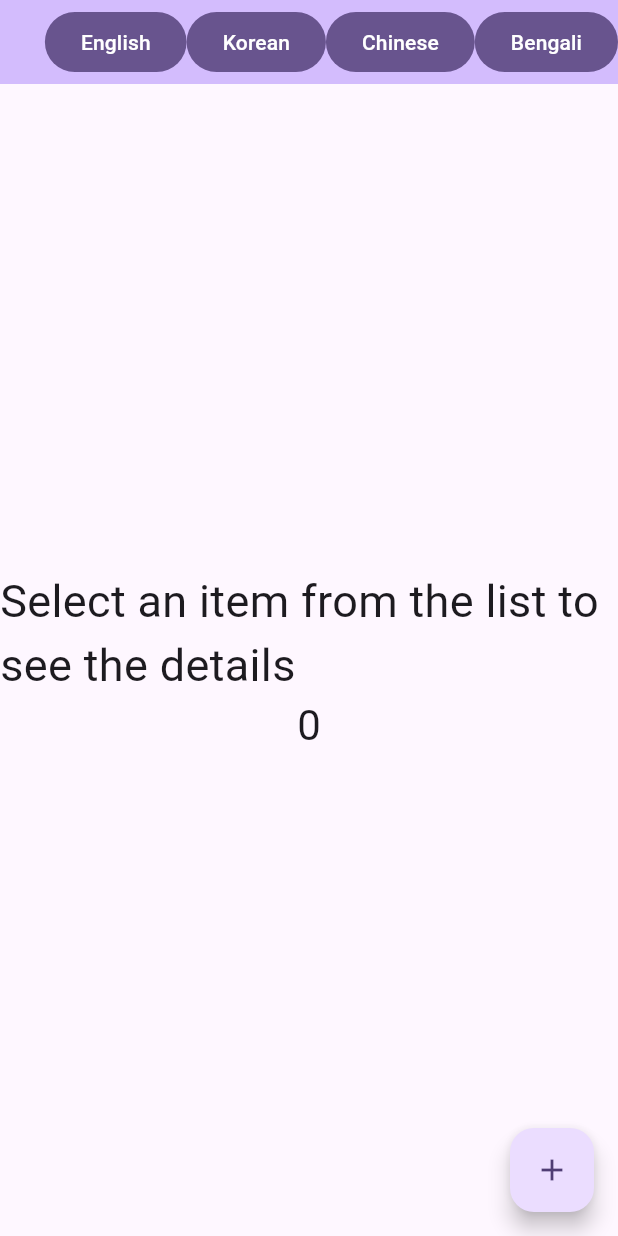
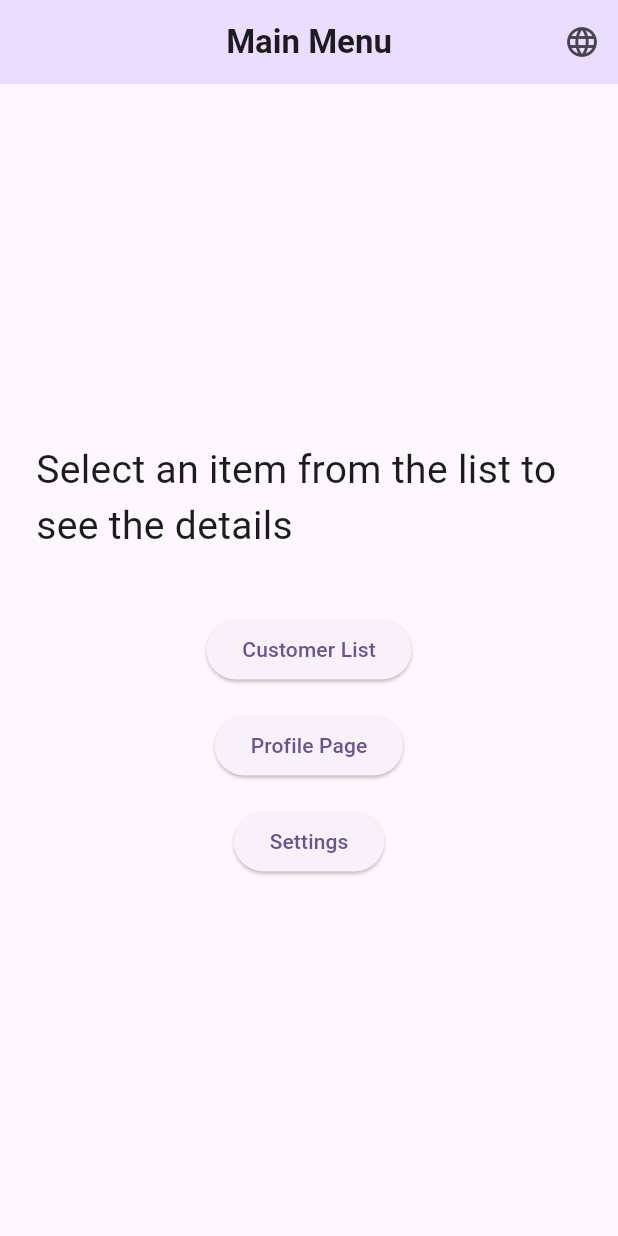
Before and after one commit to JessySeo9955/flutter_CST2335, a Flutter app: the screen it shows after launch, on a phone screen of 412 x 824 dp. Run offline on Flutter 3.47's test engine with Material 3 defaults, Android fonts, the phone set to English and light mode, and no system bars; our stand-ins replace floor, sqflite; missing offline and left inert: encrypted_shared_preferences; accounts and stored records are empty; generated files the repository leaves out were written again.

Commit message:
update main page and add customer list

```diff
--- /dev/null
+++ b/lib/customer/data/customer_dao.dart
@@ -0,0 +1,20 @@
+import 'package:floor/floor.dart';
+
+import 'customer_model.dart';
+
+
+@dao
+abstract class CustomerDao {
+
+  @Query('Select * From Customer')
+  Future<List<Customer>> getAllCustomers();
+
+  @insert
+  Future<int> insertCustomer(Customer customer);
+
+  @update
+  Future<int> updateCustomer(Customer customer);
+
+  @delete
+  Future<int> deleteCustomer(Customer customer);
+}
--- /dev/null
+++ b/lib/customer/data/customer_database.dart
@@ -0,0 +1,13 @@
+import 'dart:async';
+import 'package:floor/floor.dart';
+import 'package:sqflite/sqflite.dart' as sqflite;
+
+import 'customer_dao.dart';
+import 'customer_model.dart';
+
+part 'customer_database.g.dart';
+
+@Database(version: 1, entities: [Customer])
+abstract class CustomerDatabase extends FloorDatabase {
+  CustomerDao get customerDao;
+}
--- /dev/null
+++ b/lib/customer/data/customer_model.dart
@@ -0,0 +1,23 @@
+import 'package:floor/floor.dart';
+
+@entity
+class Customer {
+
+  @primaryKey
+  final int? id;
+
+  final String firstName;
+  final String lastName;
+  final String address;
+  final String birthdate;
+  final String licenseNo;
+
+  Customer({
+    this.id,
+    required this.firstName,
+    required this.lastName,
+    required this.address,
+    required this.birthdate,
+    required this.licenseNo
+  });
+}
--- /dev/null
+++ b/lib/customer/page/customer_form_page.dart
@@ -0,0 +1,22 @@
+import 'package:flutter/cupertino.dart';
+import 'package:flutter/material.dart';
+
+import '../data/customer_model.dart';
+
+class CustomerFormPage extends StatefulWidget {
+  final Customer? customer;
+  final VoidCallback? onSave;
+
+  CustomerFormPage({this.customer, this.onSave});
+
+  @override
+  _CustomerFormPageState createState() => _CustomerFormPageState();
+}
+
+class _CustomerFormPageState extends State<CustomerFormPage> {
+  @override
+  Widget build(BuildContext context) {
+    return Center(child: Text('Form Page'));
+  }
+
+}
--- a/lib/main.dart
+++ b/lib/main.dart
@@ -1,6 +1,8 @@
 import 'package:flutter/material.dart';
 import 'AppLocalizations.dart';
 import 'package:flutter_localizations/flutter_localizations.dart';
+
+import 'customer/page/customer_list_page.dart';
 
 void main() {
   runApp(const MyApp());
@@ -9,166 +11,128 @@ void main() {
 class MyApp extends StatefulWidget {
   const MyApp({super.key});
 
-  static void setLocale(BuildContext context, Locale newLocale) async {
-
-    //this retrieves the state
-    MyAppState? state = context.findAncestorStateOfType<MyAppState>();
+  static void setLocale(BuildContext context, Locale newLocale) {
+    final state = context.findAncestorStateOfType<MyAppState>();
     state?.changeLanguage(newLocale);
   }
 
   @override
-  MyAppState createState() {
-    return MyAppState();
-  }
+  MyAppState createState() => MyAppState();
 }
 
 class MyAppState extends State<MyApp> {
-  //app starts off with this language:
-  var _locale = Locale("en", "ca");//english from canada
+  Locale _locale = const Locale("en", "CA");
 
-  void changeLanguage(Locale locale){
-    setState(() {
-      _locale = locale;  //this updates your language to the new one
-    });
+  void changeLanguage(Locale locale) {
+    setState(() => _locale = locale);
   }
 
-
-  // This widget is the root of your application.
   @override
   Widget build(BuildContext context) {
     return MaterialApp(
-      supportedLocales: [   //list all the languages your app supports:
+      debugShowCheckedModeBanner: false,
+      supportedLocales: const [
         Locale("en", "CA"),
         Locale("bn"),
         Locale("zh"),
         Locale("ko"),
       ],
-      localizationsDelegates: const [   //copy and paste this, don't change it
+      localizationsDelegates: const [
         AppLocalizations.delegate,
         GlobalMaterialLocalizations.delegate,
         GlobalWidgetsLocalizations.delegate,
       ],
-      locale: _locale, //starting language
+      locale: _locale,
       title: 'Flutter Demo',
       theme: ThemeData(
-        // This is the theme of your application.
-        //
-        // TRY THIS: Try running your application with "flutter run". You'll see
-        // the application has a purple toolbar. Then, without quitting the app,
-        // try changing the seedColor in the colorScheme below to Colors.green
-        // and then invoke "hot reload" (save your changes or press the "hot
-        // reload" button in a Flutter-supported IDE, or press "r" if you used
-        // the command line to start the app).
-        //
-        // Notice that the counter didn't reset back to zero; the application
-        // state is not lost during the reload. To reset the state, use hot
-        // restart instead.
-        //
-        // This works for code too, not just values: Most code changes can be
-        // tested with just a hot reload.
         colorScheme: ColorScheme.fromSeed(seedColor: Colors.deepPurple),
       ),
-      home: const MyHomePage(title: 'Flutter Demo Home Page'),
+      initialRoute: '/',
+      routes: {
+        '/': (context) => const MyHomePage(),
+        '/customer': (context) => CustomerListPage(),
+        '/car': (context) => DummyPage(title: "Car Page"),
+        '/boat': (context) => DummyPage(title: "Boat Page"),
+      },
     );
   }
 }
 
-class MyHomePage extends StatefulWidget {
-  const MyHomePage({super.key, required this.title});
-
-  // This widget is the home page of your application. It is stateful, meaning
-  // that it has a State object (defined below) that contains fields that affect
-  // how it looks.
-
-  // This class is the configuration for the state. It holds the values (in this
-  // case the title) provided by the parent (in this case the App widget) and
-  // used by the build method of the State. Fields in a Widget subclass are
-  // always marked "final".
-
-  final String title;
-
-  @override
-  State<MyHomePage> createState() => _MyHomePageState();
-}
-
-class _MyHomePageState extends State<MyHomePage> {
-
-  //app starts off with this language:
-  var _locale = Locale("en", "ca");//english from canada
-
-  int _counter = 0;
-
-  void _incrementCounter() {
-    setState(() {
-      // This call to setState tells the Flutter framework that something has
-      // changed in this State, which causes it to rerun the build method below
-      // so that the display can reflect the updated values. If we changed
-      // _counter without calling setState(), then the build method would not be
-      // called again, and so nothing would appear to happen.
-      _counter++;
-    });
-  }
+class MyHomePage extends StatelessWidget {
+  const MyHomePage({super.key});
 
   @override
   Widget build(BuildContext context) {
-    // This method is rerun every time setState is called, for instance as done
-    // by the _incrementCounter method above.
-    //
-    // The Flutter framework has been optimized to make rerunning build methods
-    // fast, so that you can just rebuild anything that needs updating rather
-    // than having to individually change instances of widgets.
     return Scaffold(
       appBar: AppBar(
+        title: Text("Main Menu", style: TextStyle(fontWeight: FontWeight.w600)),
+        centerTitle: true,
+        backgroundColor: Theme.of(context).colorScheme.primaryContainer,
         actions: [
-          FilledButton(onPressed: (){MyApp.setLocale(context, Locale("en", "CA")); },
-              child: Text("English")),
-          FilledButton(onPressed: (){MyApp.setLocale(context, Locale("ko")); },
-              child: Text("Korean")),
-          FilledButton(onPressed: (){MyApp.setLocale(context, Locale("zh")); },
-              child: Text("Chinese")),
-          FilledButton(onPressed: (){MyApp.setLocale(context, Locale("bn")); },
-              child: Text("Bengali")),
+          PopupMenuButton<String>(
+            icon: const Icon(Icons.language),
+            onSelected: (value) {
+              if (value == "en")
+                MyApp.setLocale(context, const Locale("en", "CA"));
+              if (value == "ko") MyApp.setLocale(context, const Locale("ko"));
+              if (value == "zh") MyApp.setLocale(context, const Locale("zh"));
+              if (value == "bn") MyApp.setLocale(context, const Locale("bn"));
+            },
+            itemBuilder: (context) => [
+              const PopupMenuItem(value: "en", child: Text("English")),
+              const PopupMenuItem(value: "ko", child: Text("한국어")),
+              const PopupMenuItem(value: "zh", child: Text("中文")),
+              const PopupMenuItem(value: "bn", child: Text("বাংলা")),
+            ],
+          ),
         ],
-        // TRY THIS: Try changing the color here to a specific color (to
-        // Colors.amber, perhaps?) and trigger a hot reload to see the AppBar
-        // change color while the other colors stay the same.
-        backgroundColor: Theme.of(context).colorScheme.inversePrimary,
-        // Here we take the value from the MyHomePage object that was created by
-        // the App.build method, and use it to set our appbar title.
-        title: Text(widget.title),
       ),
+
       body: Center(
-        // Center is a layout widget. It takes a single child and positions it
-        // in the middle of the parent.
-        child: Column(
-          // Column is also a layout widget. It takes a list of children and
-          // arranges them vertically. By default, it sizes itself to fit its
-          // children horizontally, and tries to be as tall as its parent.
-          //
-          // Column has various properties to control how it sizes itself and
-          // how it positions its children. Here we use mainAxisAlignment to
-          // center the children vertically; the main axis here is the vertical
-          // axis because Columns are vertical (the cross axis would be
-          // horizontal).
-          //
-          // TRY THIS: Invoke "debug painting" (choose the "Toggle Debug Paint"
-          // action in the IDE, or press "p" in the console), to see the
-          // wireframe for each widget.
-          mainAxisAlignment: MainAxisAlignment.center,
-          children: <Widget>[
-            Text(AppLocalizations.of(context)!.translate('TextSelect')!,style: TextStyle(fontSize: 30.0)),
-            Text(
-              '$_counter',
-              style: Theme.of(context).textTheme.headlineMedium,
-            ),
-          ],
+        child: Padding(
+          padding: const EdgeInsets.all(24.0),
+          child: Column(
+            mainAxisAlignment: MainAxisAlignment.center,
+            children: [
+              Text(
+                AppLocalizations.of(context)!.translate("TextSelect")!,
+                style: const TextStyle(fontSize: 26),
+              ),
+
+              const SizedBox(height: 40),
+
+              _menuButton(context, "Customer List", "/customer"),
+              const SizedBox(height: 16),
+
+              _menuButton(context, "Profile Page", "/profile"),
+              const SizedBox(height: 16),
+
+              _menuButton(context, "Settings", "/settings"),
+            ],
+          ),
         ),
       ),
-      floatingActionButton: FloatingActionButton(
-        onPressed: _incrementCounter,
-        tooltip: 'Increment',
-        child: const Icon(Icons.add),
-      ), // This trailing comma makes auto-formatting nicer for build methods.
+    );
+  }
+
+  Widget _menuButton(BuildContext context, String label, String route) {
+    return ElevatedButton(
+      onPressed: () => Navigator.pushNamed(context, route),
+      child: Text(label),
     );
   }
 }
+
+// Simple placeholder pages for clean navigation
+class DummyPage extends StatelessWidget {
+  final String title;
+  const DummyPage({super.key, required this.title});
+
+  @override
+  Widget build(BuildContext context) {
+    return Scaffold(
+      appBar: AppBar(title: Text(title)),
+      body: Center(child: Text(title, style: TextStyle(fontSize: 22))),
+    );
+  }
+}
```
Also changed, not shown: lib/customer/page/customer_list_page.dart (added, +115 -0 lines), lib/customer/utils/customer_prefs.dart (added, +23 -0 lines), lib/customer/data/customer_database.g.dart (added), 1 other file.
